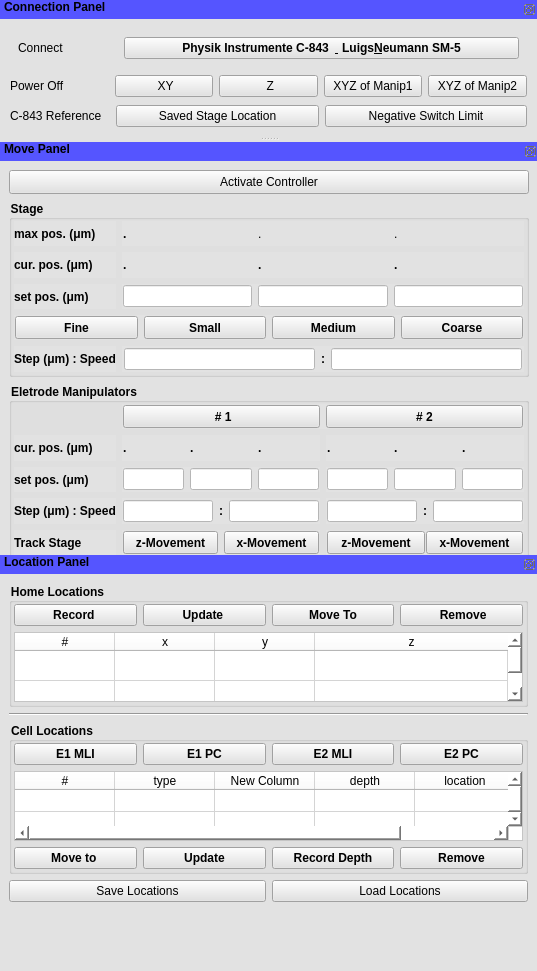
Before: the Qt Designer form manipulator.ui in mgraupe/ManipulatorControl, drawn with Qt 5.
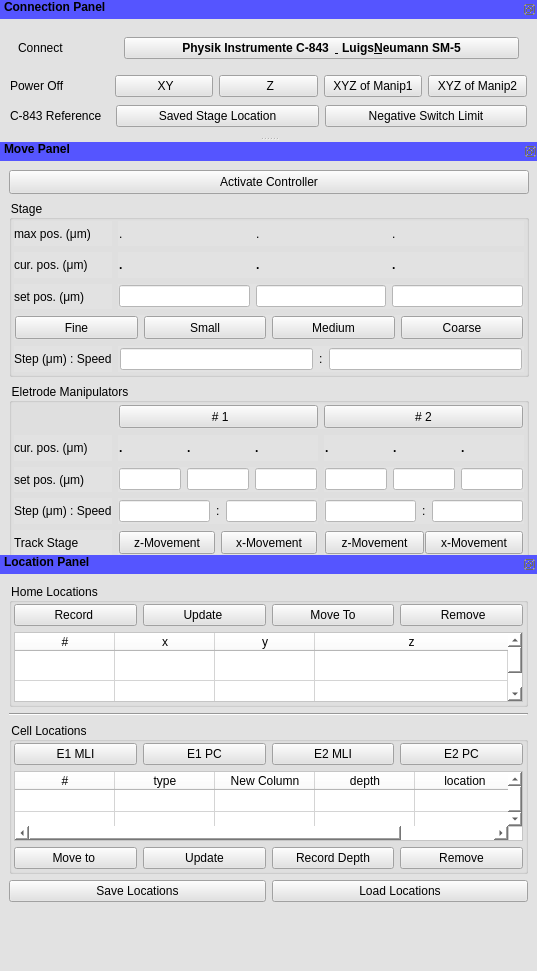
After: the same form once the commit is applied.

Commit message: made gui better locking

Patch:
```diff
--- a/manipulator.ui
+++ b/manipulator.ui
@@ -321,8 +321,8 @@
       <widget class="QGroupBox" name="groupBox_3">
        <property name="font">
         <font>
-         <weight>75</weight>
-         <bold>true</bold>
+         <weight>50</weight>
+         <bold>false</bold>
         </font>
        </property>
        <property name="title">
@@ -632,8 +632,8 @@
       <widget class="QGroupBox" name="groupBox_4">
        <property name="font">
         <font>
-         <weight>75</weight>
-         <bold>true</bold>
+         <weight>50</weight>
+         <bold>false</bold>
         </font>
        </property>
        <property name="title">
@@ -1113,8 +1113,8 @@
       <widget class="QGroupBox" name="groupBox">
        <property name="font">
         <font>
-         <weight>75</weight>
-         <bold>true</bold>
+         <weight>50</weight>
+         <bold>false</bold>
         </font>
        </property>
        <property name="title">
@@ -1227,8 +1227,8 @@
       <widget class="QGroupBox" name="groupBox_2">
        <property name="font">
         <font>
-         <weight>75</weight>
-         <bold>true</bold>
+         <weight>50</weight>
+         <bold>false</bold>
         </font>
        </property>
        <property name="title">
```
The commit also changes 1 other file.
